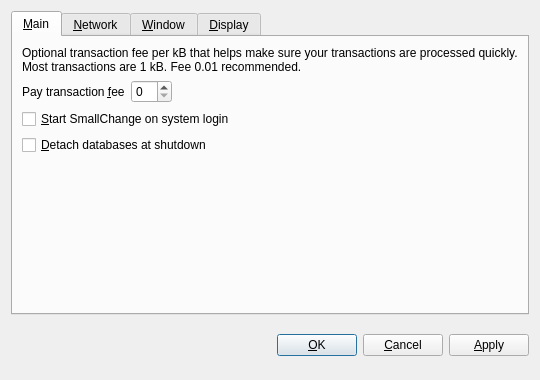
Old version of the form src/qt/forms/optionsdialog.ui in the repository MyFirstCoin/MyFirstCoin.
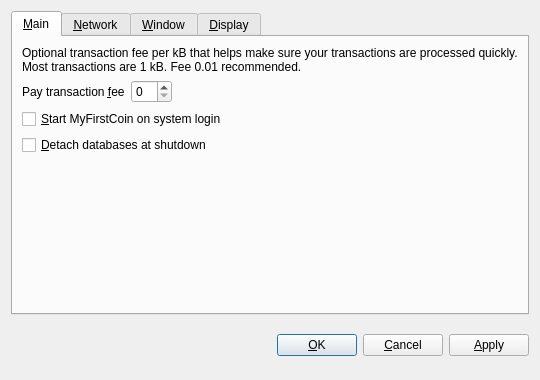
New version of the form. The open tabs and pages were chosen to show the change. Custom widgets are drawn as their Qt base class.

Diff of the .ui file:
```diff
--- a/src/qt/forms/optionsdialog.ui
+++ b/src/qt/forms/optionsdialog.ui
@@ -82,7 +82,7 @@
           <string>Automatically start SmallChange after logging in to the system.</string>
          </property>
          <property name="text">
-          <string>&amp;Start SmallChange on system login</string>
+          <string>&amp;Start MyFirstCoin on system login</string>
          </property>
         </widget>
        </item>
```
Left out of the diff: 10 changed lines with no effect on the pictures.
